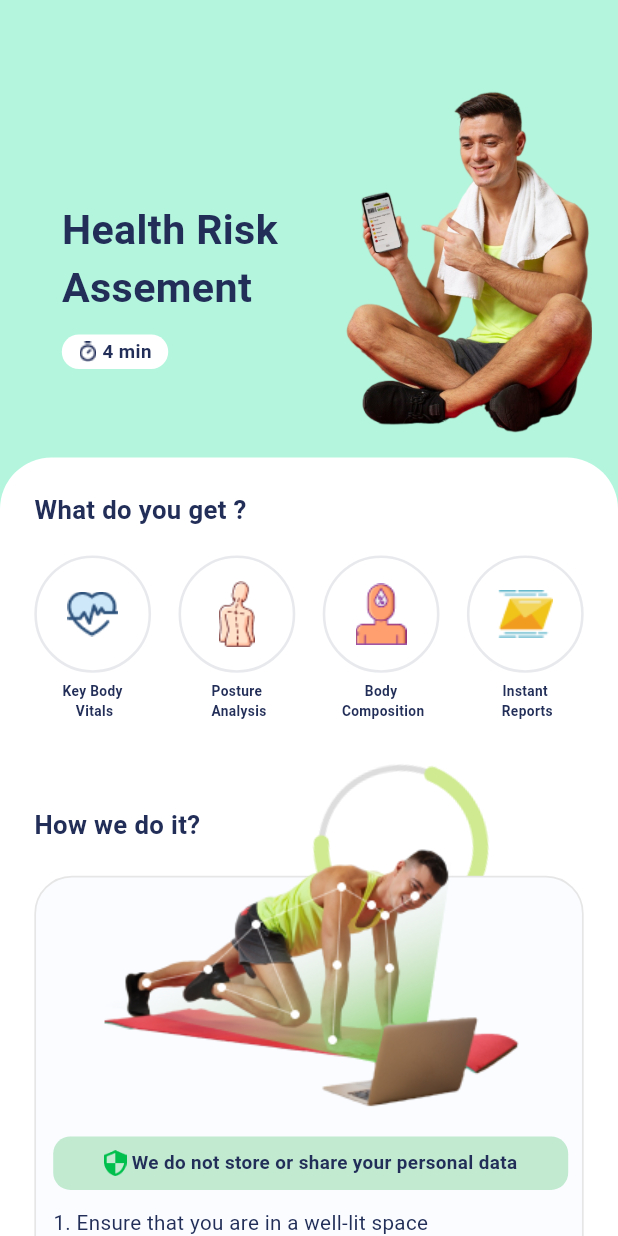
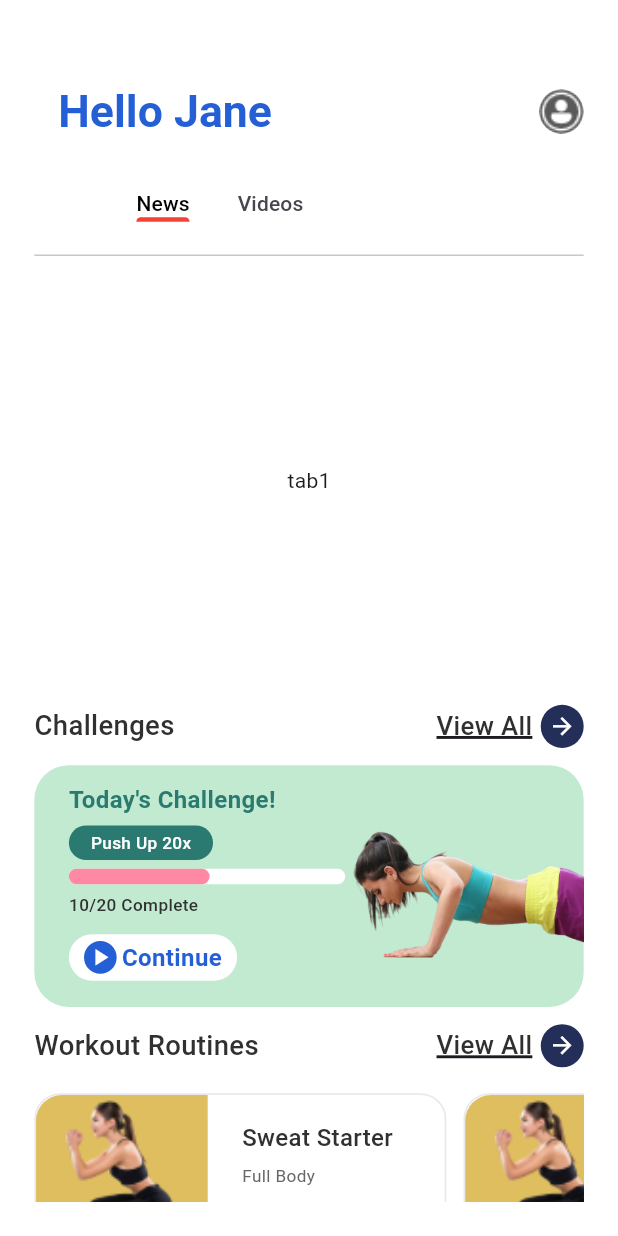
Before and after one commit to jaimonvarghese/fitness-app, a Flutter app: the screen it shows after launch, on a phone screen of 412 x 824 dp. Run offline on Flutter 3.47's test engine with Material 3 defaults, Android fonts, the phone set to English and light mode, and no system bars; our stand-ins replace flutter_screenutil; Roboto replaces fonts that are missing (Poppins).

Commit message:
In home page Challenges,workouts,and appbar is created

```diff
--- a/lib/core/app_images.dart
+++ b/lib/core/app_images.dart
@@ -12,4 +12,10 @@ class AppImages {
   static const String entryImageTwo = "$basePathImage/entryimage2.png";
 
   static const String securityIcon = "$basePathImage/ic_outline-security.png";
+
+  //home page
+
+    static const String account = "$basePathImage/account.png";
+    static const String challengesImage = "$basePathImage/challengesimage.png";
+    static const String sdOne = "$basePathImage/sdone.png";
 }
--- a/lib/main.dart
+++ b/lib/main.dart
@@ -1,6 +1,8 @@
 import 'package:fitness_app/presentation/pages/entry_page/entry_page.dart';
 import 'package:flutter/material.dart';
 import 'package:flutter_screenutil/flutter_screenutil.dart';
+
+import 'presentation/pages/home/home_page.dart';
 
 void main() {
   runApp(
@@ -28,7 +30,7 @@ class MyApp extends StatelessWidget {
             colorScheme: ColorScheme.fromSeed(seedColor: Colors.deepPurple),
             useMaterial3: true,
           ),
-          home: const EntryPage(),
+          home: const HomePage(),
         );
       },
     );
--- a/lib/presentation/pages/entry_page/entry_page.dart
+++ b/lib/presentation/pages/entry_page/entry_page.dart
@@ -10,7 +10,7 @@ class EntryPage extends StatelessWidget {
   @override
   Widget build(BuildContext context) {
     return Scaffold(
-      body: Stack(
+      body:  Stack(
           children: [
             // backbutton
 
@@ -418,6 +418,7 @@ class EntryPage extends StatelessWidget {
             )
           ],
         ),
+
     );
   }
 }
--- /dev/null
+++ b/lib/presentation/pages/home/home_page.dart
@@ -0,0 +1,70 @@
+import 'package:fitness_app/core/app_images.dart';
+import 'package:fitness_app/presentation/pages/entry_page/widgets/what_do_you_get_widget.dart';
+import 'package:fitness_app/presentation/pages/home/widgets/app_bar_widget.dart';
+import 'package:fitness_app/presentation/pages/home/widgets/challenges_widget.dart';
+import 'package:fitness_app/presentation/pages/home/widgets/row_text_widget.dart';
+import 'package:flutter/material.dart';
+import 'package:flutter/widgets.dart';
+import 'package:flutter_screenutil/flutter_screenutil.dart';
+
+import 'widgets/tab_bar_section.dart';
+import 'widgets/work_out_widget.dart';
+
+class HomePage extends StatefulWidget {
+  const HomePage({super.key});
+
+  @override
+  State<HomePage> createState() => _HomePageState();
+}
+
+class _HomePageState extends State<HomePage>
+    with SingleTickerProviderStateMixin {
+  late TabController _tabControler;
+
+  @override
+  void initState() {
+    super.initState();
+    _tabControler = TabController(length: 2, vsync: this);
+  }
+
+  @override
+  Widget build(BuildContext context) {
+    return Scaffold(
+      backgroundColor: Colors.white,
+      body: Padding(
+        padding: EdgeInsets.all(20.r),
+        child: SingleChildScrollView(
+          child: Column(
+            children: [
+              const appBarWidget(),
+              TabBarSection(controller: _tabControler),
+              SizedBox(
+                height: 260.h,
+                child: TabBarView(
+                  controller: _tabControler,
+                  children: [
+                    Container(
+                      child: Center(
+                        child: Text("tab1"),
+                      ),
+                    ),
+                    Container(
+                      child: Center(
+                        child: Text("tab2"),
+                      ),
+                    ),
+                  ],
+                ),
+              ),
+              //challenges
+              const ChallengesWidget(),
+              10.verticalSpace,
+
+              const WorkOutWidget(),
+            ],
+          ),
+        ),
+      ),
+    );
+  }
+}
--- /dev/null
+++ b/lib/presentation/pages/home/widgets/app_bar_widget.dart
@@ -0,0 +1,45 @@
+import 'package:fitness_app/core/app_images.dart';
+import 'package:flutter/material.dart';
+import 'package:flutter_screenutil/flutter_screenutil.dart';
+
+class appBarWidget extends StatelessWidget {
+  const appBarWidget({
+    super.key,
+  });
+
+  @override
+  Widget build(BuildContext context) {
+    return AppBar(
+      toolbarHeight: 80.0,
+      backgroundColor: Colors.white,
+      elevation: 0,
+      scrolledUnderElevation: 0,
+      title: Padding(
+        padding: EdgeInsets.only(top: 20.h,),
+        child: Text(
+          "Hello Jane",
+          style: TextStyle(
+            fontFamily: "Poppins",
+            fontWeight: FontWeight.w600,
+            fontSize: 26.sp,
+            color: const Color(0xFF255FD5),
+          ),
+        ),
+      ),
+      actions: [
+        Container(
+          margin: EdgeInsets.only(top: 20.h,),
+          width: 26.w,
+          height: 26.h,
+          decoration: BoxDecoration(
+            image:const DecorationImage(
+              fit: BoxFit.cover,
+              image: AssetImage(AppImages.account),
+            ),
+            borderRadius: BorderRadius.circular(45.r),
+          ),
+        ),
+      ],
+    );
+  }
+}
--- /dev/null
+++ b/lib/presentation/pages/home/widgets/challenges_widget.dart
@@ -0,0 +1,151 @@
+
+import 'package:fitness_app/presentation/pages/home/widgets/row_text_widget.dart';
+import 'package:flutter/material.dart';
+import 'package:flutter/widgets.dart';
+import 'package:flutter_screenutil/flutter_screenutil.dart';
+
+import '../../../../core/app_images.dart';
+
+class ChallengesWidget extends StatelessWidget {
+  const ChallengesWidget({
+    super.key,
+  });
+
+  @override
+  Widget build(BuildContext context) {
+    return Stack(
+      children: [
+        Column(
+          children: [
+            const RowTextWidget(title: "Challenges"),
+            10.verticalSpace,
+            Container(
+              padding: EdgeInsets.symmetric(
+                  vertical: 10.w, horizontal: 20.h),
+              width: 338.w,
+              height: 140.h,
+              decoration: BoxDecoration(
+                color: const Color(0xFFC1EAD1),
+                borderRadius: BorderRadius.circular(20.r),
+              ),
+              child: Column(
+                crossAxisAlignment: CrossAxisAlignment.start,
+                children: [
+                  Text(
+                    "Today's Challenge!",
+                    style: TextStyle(
+                      fontFamily: "Poppins",
+                      fontWeight: FontWeight.w600,
+                      fontSize: 14.sp,
+                      color: const Color(0xFF2B7A71),
+                    ),
+                  ),
+                  5.verticalSpace,
+                  Container(
+                    width: 84.w,
+                    height: 20.h,
+                    decoration: BoxDecoration(
+                      color: const Color(0xFF2B7A71),
+                      borderRadius: BorderRadius.circular(15.r),
+                    ),
+                    child: Center(
+                      child: Text(
+                        "Push Up 20x",
+                        style: TextStyle(
+                          fontFamily: "Poppins",
+                          fontWeight: FontWeight.w500,
+                          fontSize: 10.sp,
+                          color: Colors.white,
+                        ),
+                      ),
+                    ),
+                  ),
+                  5.verticalSpace,
+                  Container(
+                    width: 161.w,
+                    height: 9.h,
+                    decoration: BoxDecoration(
+                      color: Colors.white,
+                      borderRadius: BorderRadius.circular(7.r),
+                    ),
+                    child: Column(
+                      crossAxisAlignment: CrossAxisAlignment.start,
+                      children: [
+                        Container(
+                          width: 82.w,
+                          height: 9.h,
+                          decoration: BoxDecoration(
+                            color: const Color(0xFFFF88A5),
+                            borderRadius: BorderRadius.circular(7.r),
+                          ),
+                        ),
+                      ],
+                    ),
+                  ),
+                  5.verticalSpace,
+                  Text(
+                    "10/20 Complete",
+                    style: TextStyle(
+                      fontFamily: "Poppins",
+                      fontWeight: FontWeight.w500,
+                      fontSize: 10.sp,
+                      color: const Color(0xFF303030),
+                    ),
+                  ),
+                  10.verticalSpace,
+                  Container(
+                    width: 98.w,
+                    height: 27.h,
+                    decoration: BoxDecoration(
+                      color: Colors.white,
+                      borderRadius: BorderRadius.circular(15.r),
+                    ),
+                    child: Row(
+                      mainAxisAlignment: MainAxisAlignment.center,
+                      children: [
+                        Container(
+                          width: 19.w,
+                          height: 19.h,
+                          decoration: BoxDecoration(
+                            color: const Color(0xFF255FD5),
+                            borderRadius: BorderRadius.circular(45.r),
+                          ),
+                          child: Center(
+                            child: Icon(
+                              Icons.play_arrow,
+                              color: Colors.white,
+                              size: 16.r,
+                            ),
+                          ),
+                        ),
+                        3.horizontalSpace,
+                        Text(
+                          "Continue",
+                          style: TextStyle(
+                            fontFamily: "Poppins",
+                            fontWeight: FontWeight.w600,
+                            fontSize: 14.sp,
+                            color: const Color(0xFF255FD5),
+                          ),
+                        ),
+                      ],
+                    ),
+                  ),
+                ],
+              ),
+            ),
+          ],
+        ),
+        Positioned(
+          right: 0.w,
+          top: 70.h,
+          child: Image.asset(
+            AppImages.challengesImage,
+            width: 140.w,
+            height: 80.h,
+          ),
+        ),
+      ],
+    );
+  }
+}
--- /dev/null
+++ b/lib/presentation/pages/home/widgets/row_text_widget.dart
@@ -0,0 +1,59 @@
+import 'package:flutter/material.dart';
+import 'package:flutter_screenutil/flutter_screenutil.dart';
+
+class RowTextWidget extends StatelessWidget {
+  final String title;
+  const RowTextWidget({
+    super.key, required this.title,
+  });
+
+  @override
+  Widget build(BuildContext context) {
+    return Row(
+      mainAxisAlignment: MainAxisAlignment.spaceBetween,
+      children: [
+        Text(
+          title,
+          style: TextStyle(
+            fontFamily: "Poppins",
+            fontWeight: FontWeight.w500,
+            fontSize: 16.sp,
+            color: const Color(0xFF303030),
+          ),
+        ),
+        Row(
+          mainAxisAlignment: MainAxisAlignment.spaceBetween,
+          children: [
+            Text(
+              "View All",
+              style: TextStyle(
+                fontFamily: "Poppins",
+                fontWeight: FontWeight.w500,
+                fontSize: 15.sp,
+                color: const Color(0xFF303030),
+                decoration: TextDecoration.underline,
+                decorationThickness: 2.h,
+              ),
+            ),
+            5.horizontalSpace,
+            Container(
+              width: 25.w,
+              height: 25.h,
+              decoration: BoxDecoration(
+                color: const Color(0xFF232F58),
+                borderRadius: BorderRadius.circular(45.r),
+              ),
+              child: Center(
+                child: Icon(
+                  Icons.arrow_forward,
+                  color: Colors.white,
+                  size: 16.r,
+                ),
+              ),
+            ),
+          ],
+        ),
+      ],
+    );
+  }
+}
--- /dev/null
+++ b/lib/presentation/pages/home/widgets/tab_bar_section.dart
@@ -0,0 +1,25 @@
+import 'package:flutter/material.dart';
+import 'package:flutter_screenutil/flutter_screenutil.dart';
+
+class TabBarSection extends StatelessWidget {
+  final TabController controller;
+  const TabBarSection({
+    super.key,
+    required this.controller,
+  });
+
+  @override
+  Widget build(BuildContext context) {
+    return TabBar(
+      controller: controller,
+      isScrollable: true,
+      labelColor: Colors.black,
+      indicatorColor: Colors.red,
+      padding: EdgeInsets.symmetric(vertical: 20.r,),
+      tabs: const [
+        Text("News"),
+        Text("Videos"),
+      ],
+    );
+  }
+}
--- /dev/null
+++ b/lib/presentation/pages/home/widgets/work_out_widget.dart
@@ -0,0 +1,152 @@
+import 'dart:ui';
+
+import 'package:flutter/material.dart';
+import 'package:flutter/widgets.dart';
+import 'package:flutter_screenutil/flutter_screenutil.dart';
+
+import '../../../../core/app_images.dart';
+import 'row_text_widget.dart';
+
+class WorkOutWidget extends StatelessWidget {
+  const WorkOutWidget({
+    super.key,
+  });
+
+  @override
+  Widget build(BuildContext context) {
+    return Column(
+      crossAxisAlignment: CrossAxisAlignment.start,
+      children: [
+        const RowTextWidget(title: "Workout Routines"),
+        15.verticalSpace,
+         SingleChildScrollView(
+            scrollDirection: Axis.horizontal,
+            child: Row(
+              children: [
+               const WorkOutContainerWidget(),
+                10.horizontalSpace,
+               const WorkOutContainerWidget(),
+              ],
+            )),
+      ],
+    );
+  }
+}
+
+class WorkOutContainerWidget extends StatelessWidget {
+  const WorkOutContainerWidget({
+    super.key,
+  });
+
+  @override
+  Widget build(BuildContext context) {
+    return Container(
+      width: 240.w,
+      height: 120.h,
+      decoration: BoxDecoration(
+        border: Border.all(
+          color: const Color(0xFFE8E9ED),
+          width: 1.w,
+        ),
+        color: Colors.white,
+        borderRadius: BorderRadius.circular(15.r),
+      ),
+      child: Row(
+        mainAxisAlignment: MainAxisAlignment.start,
+        children: [
+          Container(
+            width: 100.w,
+            height: 120.h,
+            decoration: BoxDecoration(
+              borderRadius: BorderRadius.only(
+                topLeft: Radius.circular(15.r),
+                bottomLeft: Radius.circular(15.r),
+              ),
+              color: const Color(0xFFDFBE5F),
+              image: const DecorationImage(
+                fit: BoxFit.cover,
+                image: AssetImage(AppImages.sdOne),
+              ),
+            ),
+          ),
+          Padding(
+            padding: EdgeInsets.only(top: 15.h, left: 20.w, right: 20.w),
+            child: Container(
+              child: Column(
+                crossAxisAlignment: CrossAxisAlignment.start,
+                children: [
+                  Text(
+                    "Sweat Starter",
+                    style: TextStyle(
+                      fontFamily: "Poppins",
+                      fontWeight: FontWeight.w500,
+                      fontSize: 14.sp,
+                      color: const Color(0xFF303030),
+                    ),
+                  ),
+                  5.verticalSpace,
+                  Text(
+                    "Full Body",
+                    style: TextStyle(
+                      fontFamily: "Poppins",
+                      fontWeight: FontWeight.w400,
+                      fontSize: 10.sp,
+                      color: const Color(0xFF666666),
+                    ),
+                  ),
+                  10.verticalSpace,
+                  Container(
+                    width: 66.w,
+                    height: 20.h,
+                    decoration: BoxDecoration(
+                      border: Border.all(
+                        color: const Color(0xFFE8E9ED),
+                        width: 1.w,
+                      ),
+                      color: Colors.white,
+                      borderRadius: BorderRadius.circular(15.r),
+                    ),
+                    child: Center(
+                      child: Text(
+                        "Lose Weight",
+                        style: TextStyle(
+                          fontFamily: "Poppins",
+                          fontWeight: FontWeight.w600,
+                          fontSize: 8.sp,
+                          color: const Color(0xFF255FD5),
+                        ),
+                      ),
+                    ),
+                  ),
+                  10.verticalSpace,
+                  Row(
+                    children: [
+                      Text(
+                        "Difficulty : ",
+                        style: TextStyle(
+                          fontFamily: "Poppins",
+                          fontWeight: FontWeight.w400,
+                          fontSize: 10.sp,
+                          color: const Color(0xFF666666),
+                        ),
+                      ),
+                      Text(
+                        "Medium ",
+                        style: TextStyle(
+                          fontFamily: "Poppins",
+                          fontWeight: FontWeight.w400,
+                          fontSize: 10.sp,
+                          color: const Color(0xFFFF88A5),
+                        ),
+                      ),
+                    ],
+                  ),
+                ],
+              ),
+            ),
+          )
+        ],
+      ),
+    );
+  }
+}
```
Also changed, not shown: assets/images/account.png (added), assets/images/challengesimage.png (added), assets/images/sdone.png (added). Lines whose indentation alone changed are shown as unchanged.
